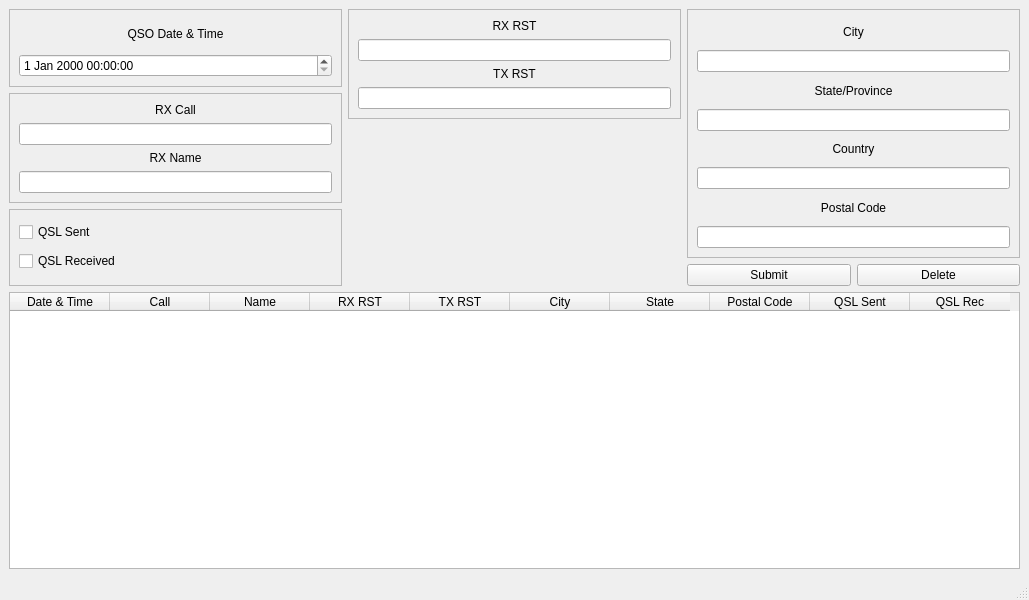
Before: the Qt Designer form ui/mainwindow.ui in minorsecond/MiniHamLog, drawn with Qt 5.
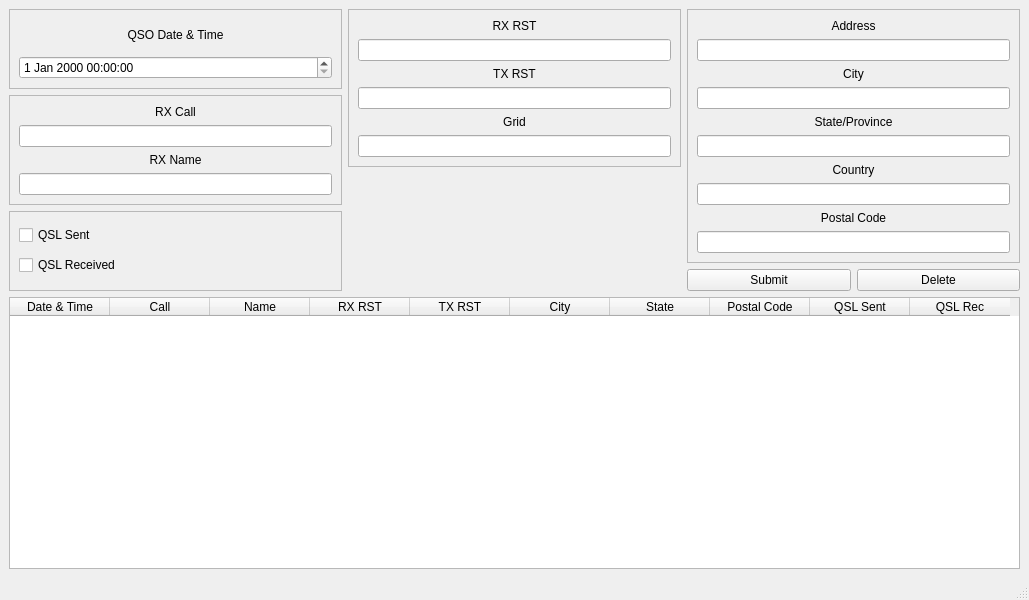
After: the same form once the commit is applied.

Commit message: Create contact object

What changed in the file:
```diff
--- a/ui/mainwindow.ui
+++ b/ui/mainwindow.ui
@@ -123,6 +123,19 @@
              <enum>QFrame::Raised</enum>
             </property>
             <layout class="QGridLayout" name="gridLayout_5">
+             <item row="4" column="0">
+              <widget class="QLabel" name="label_9">
+               <property name="text">
+                <string>Grid</string>
+               </property>
+               <property name="alignment">
+                <set>Qt::AlignCenter</set>
+               </property>
+              </widget>
+             </item>
+             <item row="3" column="0">
+              <widget class="QLineEdit" name="txRSTEdit"/>
+             </item>
              <item row="2" column="0">
               <widget class="QLabel" name="label_6">
                <property name="text">
@@ -146,8 +159,8 @@
              <item row="1" column="0">
               <widget class="QLineEdit" name="rxRSTEntry"/>
              </item>
-             <item row="3" column="0">
-              <widget class="QLineEdit" name="txRSTEdit"/>
+             <item row="5" column="0">
+              <widget class="QLineEdit" name="rxGridEntry"/>
              </item>
             </layout>
            </widget>
@@ -178,20 +191,7 @@
              <enum>QFrame::Raised</enum>
             </property>
             <layout class="QGridLayout" name="gridLayout_6">
-             <item row="5" column="0">
-              <widget class="QLineEdit" name="rxCountryEntry"/>
-             </item>
-             <item row="2" column="0">
-              <widget class="QLabel" name="label_4">
-               <property name="text">
-                <string>State/Province</string>
-               </property>
-               <property name="alignment">
-                <set>Qt::AlignCenter</set>
-               </property>
-              </widget>
-             </item>
-             <item row="6" column="0">
+             <item row="8" column="0">
               <widget class="QLabel" name="label_7">
                <property name="text">
                 <string>Postal Code</string>
@@ -201,17 +201,10 @@
                </property>
               </widget>
              </item>
-             <item row="0" column="0">
-              <widget class="QLabel" name="label_3">
-               <property name="text">
-                <string>City</string>
-               </property>
-               <property name="alignment">
-                <set>Qt::AlignCenter</set>
-               </property>
-              </widget>
+             <item row="1" column="0">
+              <widget class="QLineEdit" name="rxAddyEntry"/>
              </item>
-             <item row="4" column="0">
+             <item row="6" column="0">
               <widget class="QLabel" name="label_5">
                <property name="text">
                 <string>Country</string>
@@ -221,15 +214,48 @@
                </property>
               </widget>
              </item>
-             <item row="3" column="0">
+             <item row="5" column="0">
               <widget class="QLineEdit" name="rxStateEntry"/>
              </item>
-             <item row="1" column="0">
-              <widget class="QLineEdit" name="rxCityEntry"/>
-             </item>
              <item row="7" column="0">
+              <widget class="QLineEdit" name="rxCountryEntry"/>
+             </item>
+             <item row="4" column="0">
+              <widget class="QLabel" name="label_4">
+               <property name="text">
+                <string>State/Province</string>
+               </property>
+               <property name="alignment">
+                <set>Qt::AlignCenter</set>
+               </property>
+              </widget>
+             </item>
+             <item row="9" column="0">
               <widget class="QLineEdit" name="postalCodeEntry"/>
              </item>
+             <item row="2" column="0">
+              <widget class="QLabel" name="label_3">
+               <property name="text">
+                <string>City</string>
+               </property>
+               <property name="alignment">
+                <set>Qt::AlignCenter</set>
+               </property>
+              </widget>
+             </item>
+             <item row="3" column="0">
+              <widget class="QLineEdit" name="rxCityEntry"/>
+             </item>
+             <item row="0" column="0">
+              <widget class="QLabel" name="label_10">
+               <property name="text">
+                <string>Address</string>
+               </property>
+               <property name="alignment">
+                <set>Qt::AlignCenter</set>
+               </property>
+              </widget>
+             </item>
             </layout>
            </widget>
           </item>
```
The commit also changes 2 other files.
